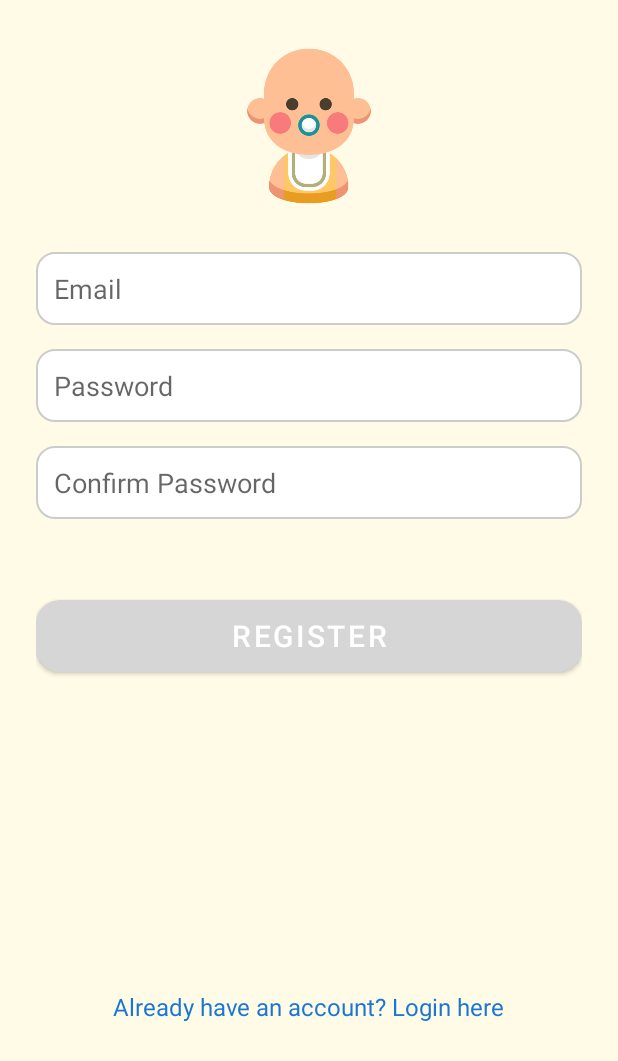
After one commit to vovod/mobile-app, an Android app: the layout register.xml on its own in the app's theme, with its tools: preview values and no code run, on a phone screen of 412 x 824 dp. The commit adds this screen. Shown: the top 1061 px of the screen. Run offline under Robolectric (Android 15) with nearby library versions, the phone set to English and light mode, and no system bars.

Commit message:
UI đăng nhập/đăng ký

```diff
--- /dev/null
+++ b/app/src/main/res/drawable/bg_kids_theme.xml
@@ -0,0 +1,12 @@
+<layer-list xmlns:android="http://schemas.android.com/apk/res/android">
+    <item>
+        <color android:color="#FFFBE7" /> <!-- pastel background -->
+    </item>
+    <!-- Optional image background -->
+    <!--<item>
+        <bitmap
+            android:src="@drawable/bg_pattern"
+            android:tileMode="repeat"
+            android:gravity="fill" />
+    </item>-->
+</layer-list>
--- /dev/null
+++ b/app/src/main/res/drawable/button_rounded.xml
@@ -0,0 +1,6 @@
+<shape xmlns:android="http://schemas.android.com/apk/res/android"
+    android:shape="rectangle">
+    <solid android:color="@color/primaryColor" />
+    <corners android:radius="16dp" />
+    <padding android:left="12dp" android:top="8dp" android:right="12dp" android:bottom="8dp"/>
+</shape>
--- /dev/null
+++ b/app/src/main/res/drawable/edittext_bg.xml
@@ -0,0 +1,6 @@
+<shape xmlns:android="http://schemas.android.com/apk/res/android"
+    android:shape="rectangle">
+    <solid android:color="@android:color/white" />
+    <stroke android:width="1dp" android:color="#CCCCCC" />
+    <corners android:radius="12dp" />
+</shape>
--- /dev/null
+++ b/app/src/main/res/layout/register.xml
@@ -0,0 +1,77 @@
+<?xml version="1.0" encoding="utf-8"?>
+<ScrollView xmlns:android="http://schemas.android.com/apk/res/android"
+    xmlns:app="http://schemas.android.com/apk/res-auto"
+    xmlns:tools="http://schemas.android.com/tools"
+    android:layout_width="match_parent"
+    android:layout_height="match_parent"
+    android:background="@drawable/bg_kids_theme"
+    tools:context=".RegisterActivity">
+
+    <LinearLayout
+        android:layout_width="match_parent"
+        android:layout_height="wrap_content"
+        android:orientation="vertical"
+        android:padding="24dp"
+        android:gravity="center">
+
+        <ImageView
+            android:layout_width="120dp"
+            android:layout_height="120dp"
+            android:src="@drawable/ic_kid_register"
+            android:contentDescription="Register Icon"
+            android:layout_marginBottom="24dp" />
+
+        <EditText
+            android:id="@+id/editTextEmail"
+            android:layout_width="match_parent"
+            android:layout_height="wrap_content"
+            android:hint="Email"
+            android:padding="12dp"
+            android:background="@drawable/edittext_bg"
+            android:textSize="18sp"
+            android:layout_marginBottom="16dp" />
+
+        <EditText
+            android:id="@+id/editTextPassword"
+            android:layout_width="match_parent"
+            android:layout_height="wrap_content"
+            android:hint="Password"
+            android:inputType="textPassword"
+            android:padding="12dp"
+            android:background="@drawable/edittext_bg"
+            android:textSize="18sp"
+            android:layout_marginBottom="16dp" />
+
+        <EditText
+            android:id="@+id/editTextConfirmPassword"
+            android:layout_width="match_parent"
+            android:layout_height="wrap_content"
+            android:hint="Confirm Password"
+            android:inputType="textPassword"
+            android:padding="12dp"
+            android:background="@drawable/edittext_bg"
+            android:textSize="18sp"
+            android:layout_marginBottom="54dp" />
+
+        <Button
+            android:id="@+id/buttonRegister"
+            android:layout_width="match_parent"
+            android:layout_height="wrap_content"
+            android:text="Register"
+            android:textSize="20sp"
+            android:backgroundTint="@color/primaryColor"
+            android:textColor="@android:color/white"
+            android:background="@drawable/button_rounded"
+            android:layout_marginBottom="12dp" />
+
+        <TextView
+            android:id="@+id/textViewLogin"
+            android:layout_width="wrap_content"
+            android:layout_height="wrap_content"
+            android:text="Already have an account? Login here"
+            android:textColor="@color/linkColor"
+            android:textSize="16sp"
+            android:layout_marginTop="200dp" />
+
+    </LinearLayout>
+</ScrollView>
```
Also changed, not shown: app/src/main/res/layout/login.xml (added, +62 -0 lines), app/src/main/res/values/colors.xml (+16 -11 lines), app/src/main/res/drawable/ic_email.png (added), app/src/main/res/drawable/ic_kid_logo.png (added), app/src/main/res/drawable/ic_kid_register.png (added), app/src/main/res/drawable/ic_password.png (added).
